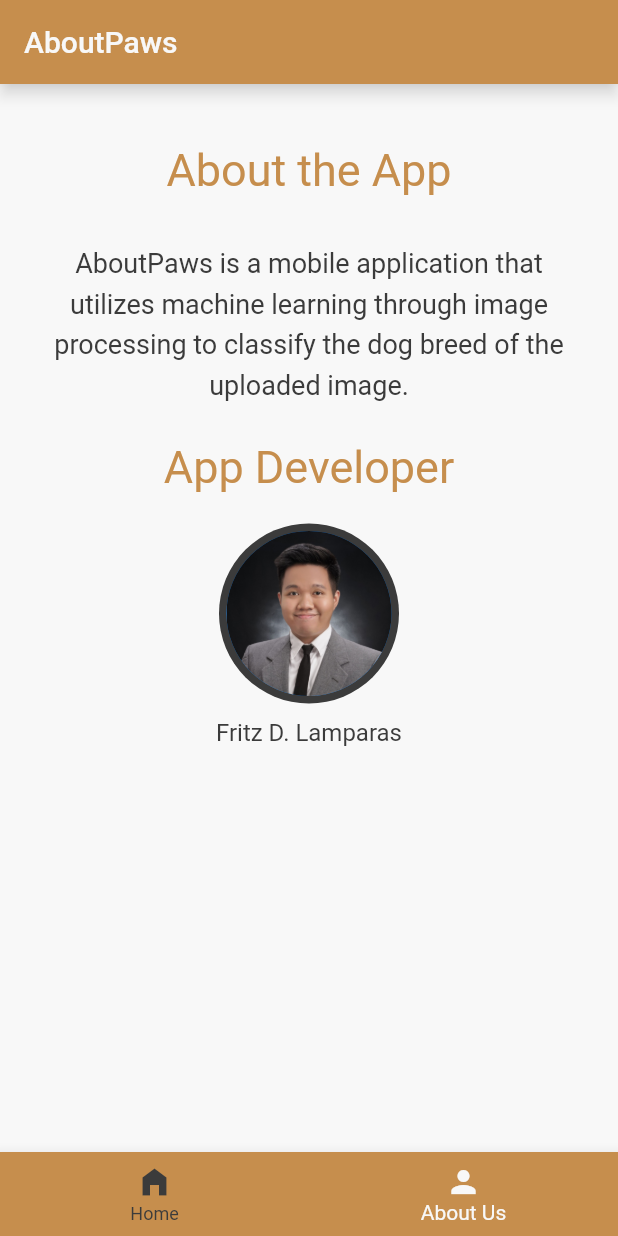
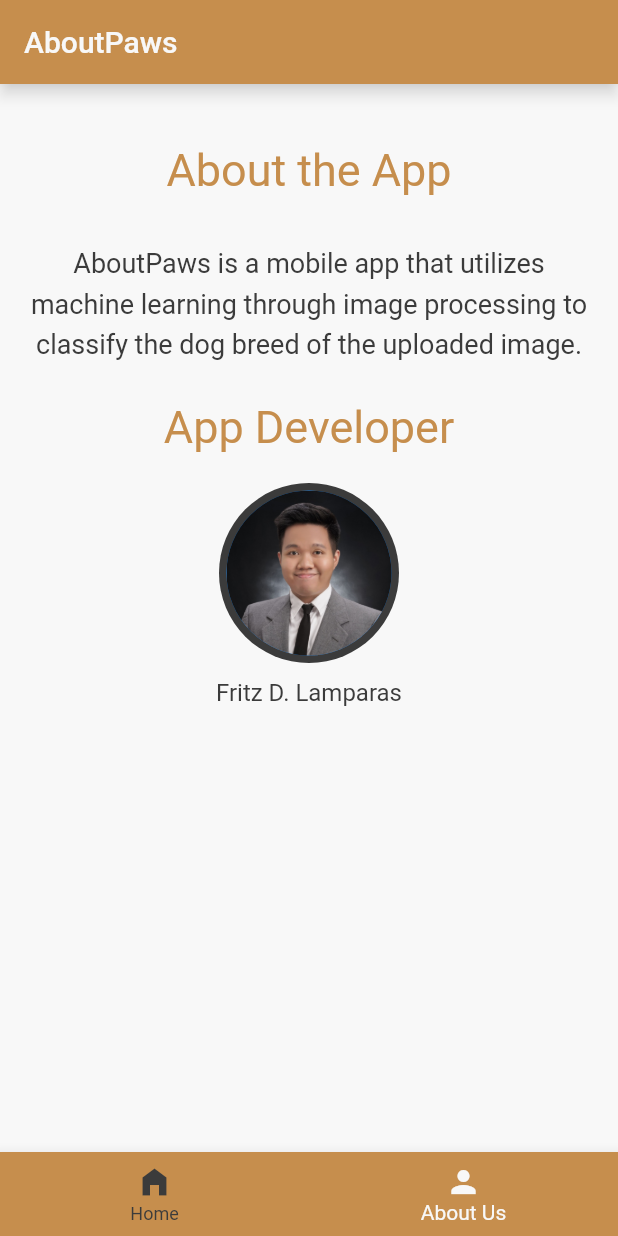
Before and after one commit to fritzlamparas/AboutPaws, a Flutter app: the screen it shows after launch, swiped to page 2, on a phone screen of 412 x 824 dp. Run offline on Flutter 3.47's test engine with Material 2 defaults, Android fonts, the phone set to English and light mode, and no system bars; our stand-ins replace cloud_firestore, firebase_core, flutter_native_splash, image_picker; missing offline and left inert: tflite; accounts and stored records are empty; Roboto replaces fonts that are missing (NunitoBold, NunitoMedium).

Commit message:
test push

```diff
--- a/lib/nav_pages/aboutUs.dart
+++ b/lib/nav_pages/aboutUs.dart
@@ -30,7 +30,7 @@ class AboutUsPage extends StatelessWidget {
             Container(
               padding: const EdgeInsets.fromLTRB(20, 10, 20, 10),
               child: const Text(
-                'AboutPaws is a mobile application that utilizes machine learning through image processing to classify the dog breed of the uploaded image.',
+                'AboutPaws is a mobile app that utilizes machine learning through image processing to classify the dog breed of the uploaded image.',
                 style: TextStyle(
                     fontSize: 18,
                     fontFamily: 'NunitoMedium',
```
